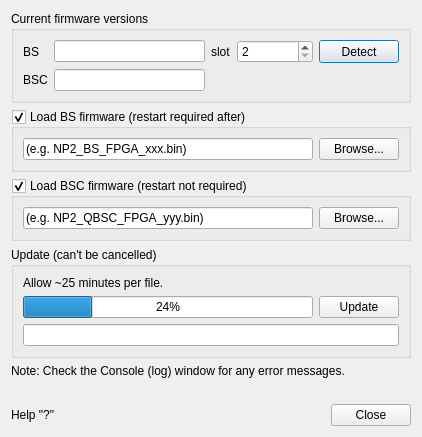
This is Forms/IMFirmDlg.ui in billkarsh/SpikeGLX as Qt 5 draws it before an edit. The edited form follows.
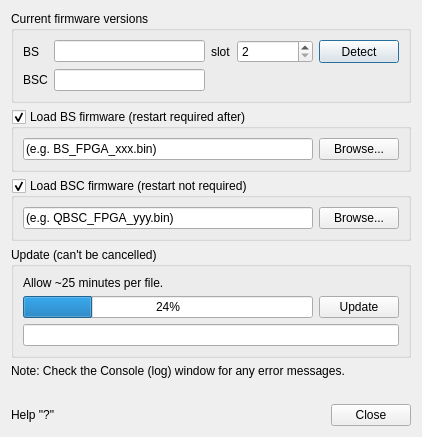
This is the edited form.

Diff of the .ui file:
```diff
--- a/Forms/IMFirmDlg.ui
+++ b/Forms/IMFirmDlg.ui
@@ -147,7 +147,7 @@
          <enum>Qt::NoFocus</enum>
         </property>
         <property name="text">
-         <string>(e.g. NP2_BS_FPGA_xxx.bin)</string>
+         <string>(e.g. BS_FPGA_xxx.bin)</string>
         </property>
         <property name="readOnly">
          <bool>true</bool>
@@ -191,7 +191,7 @@
          <enum>Qt::NoFocus</enum>
         </property>
         <property name="text">
-         <string>(e.g. NP2_QBSC_FPGA_yyy.bin)</string>
+         <string>(e.g. QBSC_FPGA_yyy.bin)</string>
         </property>
         <property name="readOnly">
          <bool>true</bool>
```
